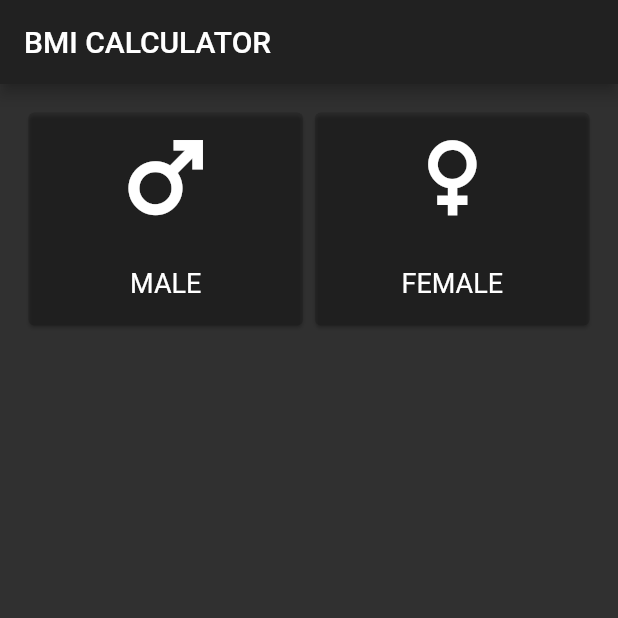
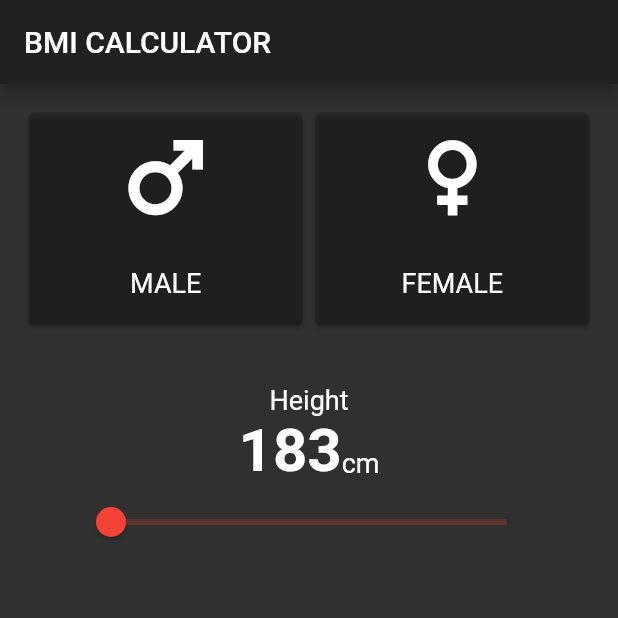
Before and after one commit to Junaidhassan99/bmi_calculator_clone, a Flutter app: the screen it shows after launch, on a phone screen of 412 x 824 dp, the top half of it. Run offline on Flutter 3.47's test engine with Material 2 defaults, Android fonts, the phone set to English and light mode, and no system bars.

Commit message:
Height selector UI completed.

```diff
--- a/lib/main.dart
+++ b/lib/main.dart
@@ -11,9 +11,11 @@ class BmiCalculatorApp extends StatelessWidget {
   Widget build(BuildContext context) {
     return MaterialApp(
       theme: ThemeData(
+        primarySwatch: Colors.red,
         brightness: Brightness.light,
       ),
       darkTheme: ThemeData(
+        primarySwatch: Colors.red,
         brightness: Brightness.dark,
       ),
       themeMode: ThemeMode.dark,
--- a/lib/screens/HomeScreen.dart
+++ b/lib/screens/HomeScreen.dart
@@ -1,4 +1,5 @@
 import 'package:bmi_calculator_clone/widgets/gender_selector.dart';
+import 'package:bmi_calculator_clone/widgets/height_selector.dart';
 import 'package:flutter/material.dart';
 
 class HomeScreen extends StatelessWidget {
@@ -8,7 +9,9 @@ class HomeScreen extends StatelessWidget {
       appBar: AppBar(
         title: Text('BMI CALCULATOR'),
       ),
-      body: Padding(
+      body: Column(
+        children: [
+          Padding(
             padding: EdgeInsets.all(15),
             child: Row(
               children: [
@@ -17,6 +20,9 @@ class HomeScreen extends StatelessWidget {
               ],
             ),
           ),
+          HeightSelector()
+        ],
+      ),
     );
   }
 }
--- /dev/null
+++ b/lib/widgets/height_selector.dart
@@ -0,0 +1,56 @@
+import 'package:flutter/material.dart';
+
+class HeightSelector extends StatefulWidget {
+  const HeightSelector({
+    Key key,
+  }) : super(key: key);
+
+  @override
+  _HeightSelectorState createState() => _HeightSelectorState();
+}
+
+class _HeightSelectorState extends State<HeightSelector> {
+  double _sliderValue = 0.0;
+  @override
+  Widget build(BuildContext context) {
+    return Container(
+      margin: EdgeInsets.symmetric(vertical: 20, horizontal: 50),
+      child: Column(
+        children: [
+          Text(
+            'Height',
+            style: TextStyle(fontSize: 18),
+          ),
+          Row(
+            crossAxisAlignment: CrossAxisAlignment.end,
+            mainAxisAlignment: MainAxisAlignment.center,
+            children: [
+              Text(
+                '183',
+                style: TextStyle(fontSize: 40, fontWeight: FontWeight.bold),
+              ),
+              Container(
+                padding: EdgeInsets.symmetric(vertical: 5),
+                child: Text(
+                  'cm',
+                  style: TextStyle(
+                    fontSize: 18,
+                  ),
+                ),
+              ),
+            ],
+          ),
+          Slider(
+            value: _sliderValue,
+            onChanged: (value) {
+              setState(() {
+                print(value);
+                _sliderValue = value;
+              });
+            },
+          )
+        ],
+      ),
+    );
+  }
+}
```
Lines whose indentation alone changed are shown as unchanged.
